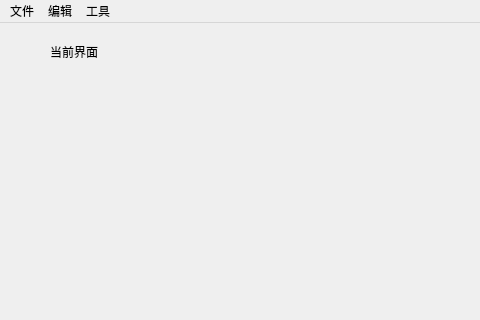
Old version of the form main/ui/mainwindow.ui in the repository 3548848289/SmartDesk; both pictures show x 0 to 480 and y 0 to 320 of the 800 by 600 pixel window.
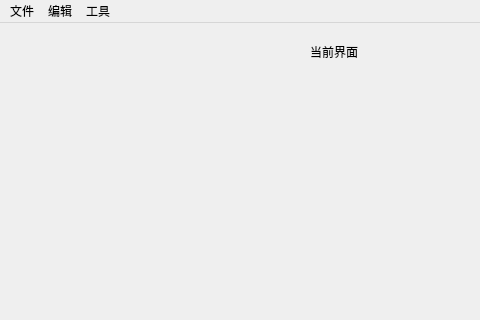
New version of the form. Icons and pictures are not drawn.

The edit to the form file:
```diff
--- a/main/ui/mainwindow.ui
+++ b/main/ui/mainwindow.ui
@@ -24,18 +24,45 @@
    <property name="styleSheet">
     <string notr="true"/>
    </property>
-   <widget class="QWidget" name="combinedWidget" native="true">
+   <widget class="QWidget" name="verticalLayoutWidget">
     <property name="geometry">
      <rect>
-      <x>50</x>
+      <x>310</x>
       <y>20</y>
-      <width>271</width>
-      <height>441</height>
+      <width>221</width>
+      <height>421</height>
      </rect>
     </property>
+    <layout class="QVBoxLayout" name="verticalLayout">
+     <item>
+      <widget class="QWidget" name="combinedWidget" native="true">
     <layout class="QGridLayout" name="gridLayout_2">
+        <property name="leftMargin">
+         <number>0</number>
+        </property>
+        <property name="topMargin">
+         <number>0</number>
+        </property>
+        <property name="rightMargin">
+         <number>0</number>
+        </property>
+        <property name="bottomMargin">
+         <number>0</number>
+        </property>
      <item row="0" column="0">
       <layout class="QGridLayout" name="gridLayout">
+          <property name="leftMargin">
+           <number>0</number>
+          </property>
+          <property name="bottomMargin">
+           <number>0</number>
+          </property>
+          <property name="spacing">
+           <number>4</number>
+          </property>
+          <item row="1" column="0">
+           <widget class="QStackedWidget" name="stackedWidget"/>
+          </item>
        <item row="0" column="0">
         <widget class="QLabel" name="label">
          <property name="styleSheet">
@@ -46,10 +73,10 @@
          </property>
         </widget>
        </item>
-       <item row="1" column="0">
-        <widget class="QStackedWidget" name="stackedWidget"/>
-       </item>
-      </layout>
+         </layout>
+        </item>
+       </layout>
+      </widget>
      </item>
     </layout>
    </widget>
```
Left out of the diff: 3 changed lines with no effect on the pictures. Lines whose indentation alone changed are shown as unchanged.
